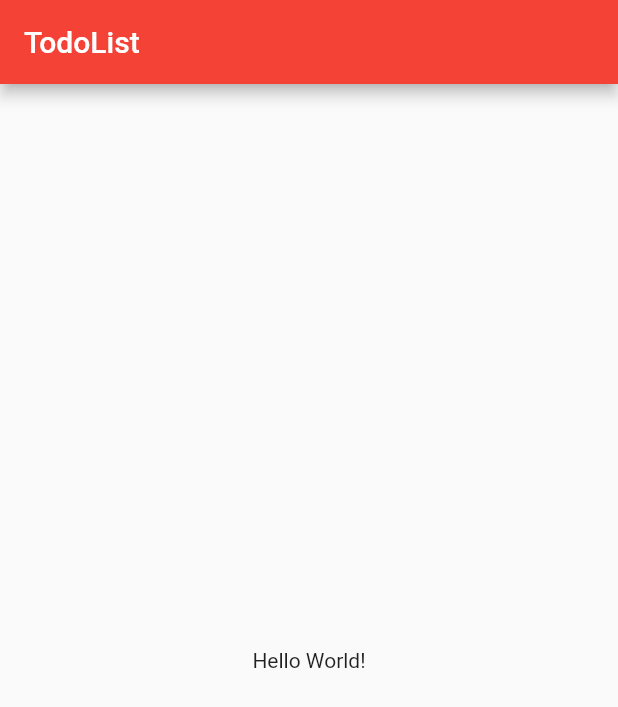
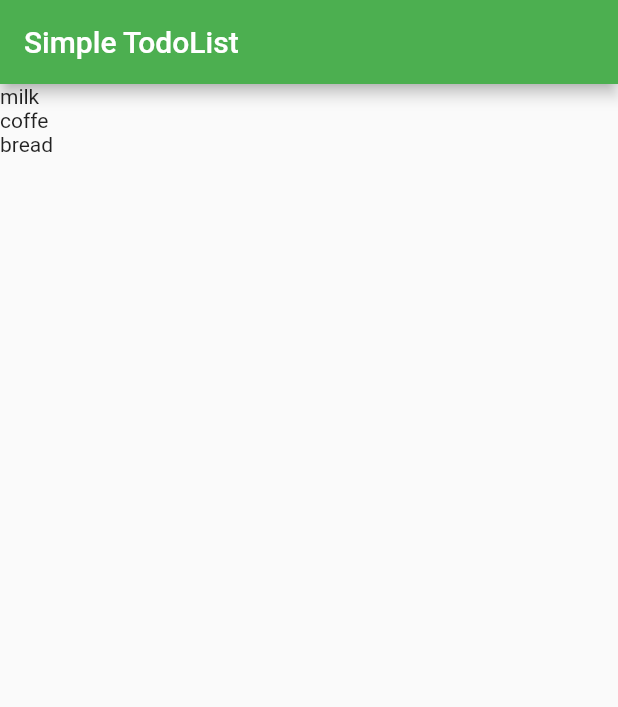
Before and after one commit to wallyngson/todolist-flutter, a Flutter app: the screen it shows after launch, on a phone screen of 412 x 824 dp. Shown: the top 707 px of the screen. Run offline on Flutter 3.47's test engine with Material 2 defaults, Android fonts, the phone set to English and light mode, and no system bars.

Commit message:
items-in-body

```diff
--- a/lib/main.dart
+++ b/lib/main.dart
@@ -1,6 +1,5 @@
 import 'package:flutter/material.dart';
-import 'package:flutter/material.dart';
-import 'package:flutter/cupertino.dart';
+import 'package:todolist/models/item.dart';
 
 void main() => runApp(MyApp());
 
@@ -19,18 +18,39 @@ class MyApp extends StatelessWidget {
   }
 }
 
-class HomePage extends StatelessWidget {
+class HomePage extends StatefulWidget {
+
+  var items = List<Item>();
+
+  HomePage() {
+    items = [];
+
+    items.add((Item(title: 'milk', done: false)));
+    items.add((Item(title: 'coffe', done: true)));
+    items.add((Item(title: 'bread', done: false)));
+
+  }
+
+  @override
+  _HomePageState createState() => _HomePageState();
+
+}
+
+class _HomePageState extends State<HomePage> {
   @override
   Widget build(BuildContext context) {
     return Scaffold(
       appBar: AppBar(
-        title: Text('TodoList'),
+        title: Text('Simple TodoList'),
+        backgroundColor: Colors.green,
       ),
 
-      body: Container(
-        child: Center(
-          child: Text('Hello World!'),
-        ),
+      body: ListView.builder(
+        itemCount: widget.items.length,
+        itemBuilder: (BuildContext ctxtm, int index) {
+          return Text(widget.items[index].title);
+        },
+
       ),
     );
   }
```
